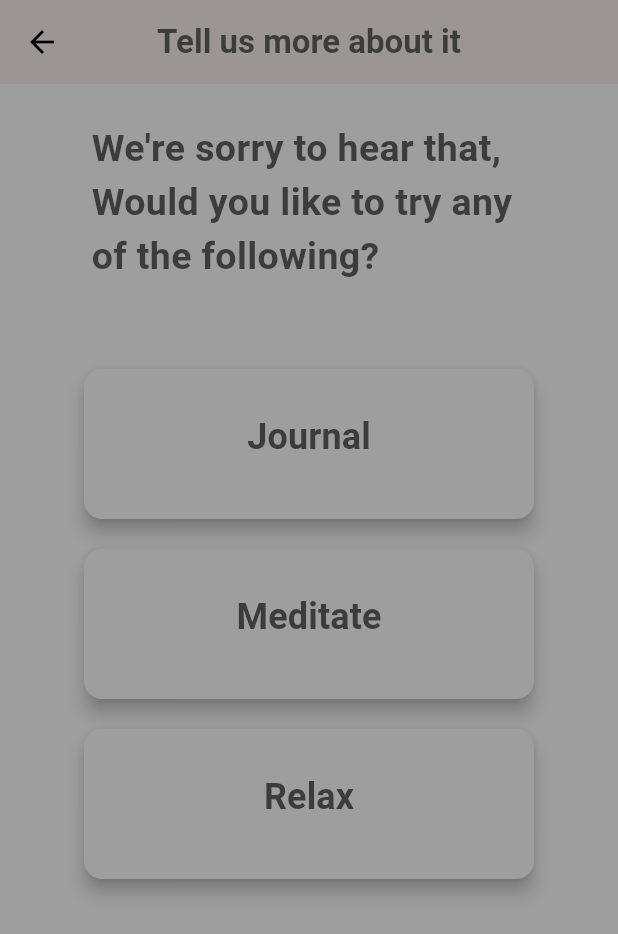
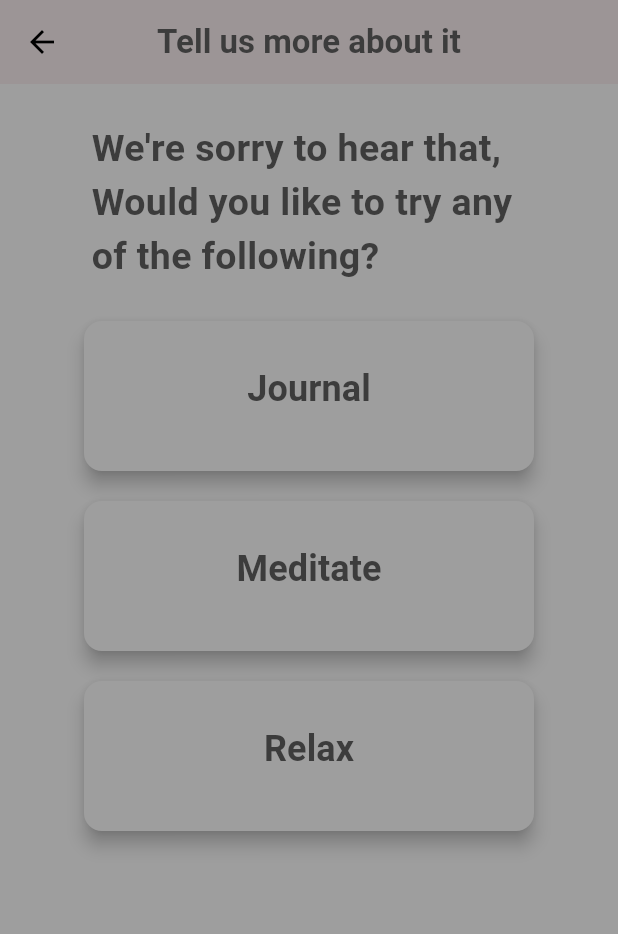
Before and after one commit to NikitaKiran/WellNest, a Flutter app: the RecommendScreen screen opened directly with empty values, on a phone screen of 412 x 824 dp. Shown: the top 934 px of the screen. Run offline on Flutter 3.47's test engine with Material 2 defaults, Android fonts, the phone set to English and light mode, and no system bars; our stand-ins replace animated_text_kit, audioplayers, cloud_firestore, firebase_auth, firebase_core, google_fonts; accounts and stored records are empty.

Commit message:
Minor alignment changes

```diff
--- a/wellnest/lib/views/recommend.dart
+++ b/wellnest/lib/views/recommend.dart
@@ -43,7 +43,7 @@ class _RecommendScreenState extends State<RecommendScreen> {
                 children: [
                   SizedBox(
                     width: 300.0,
-                    height: 150.0,
+
                       child: Center(
                         child: Padding(
                           padding: const EdgeInsets.all(5.0),
```
